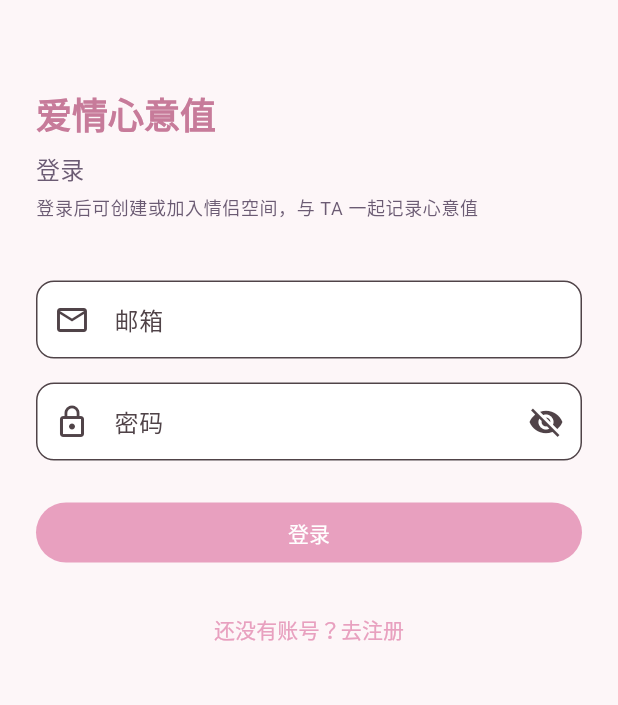
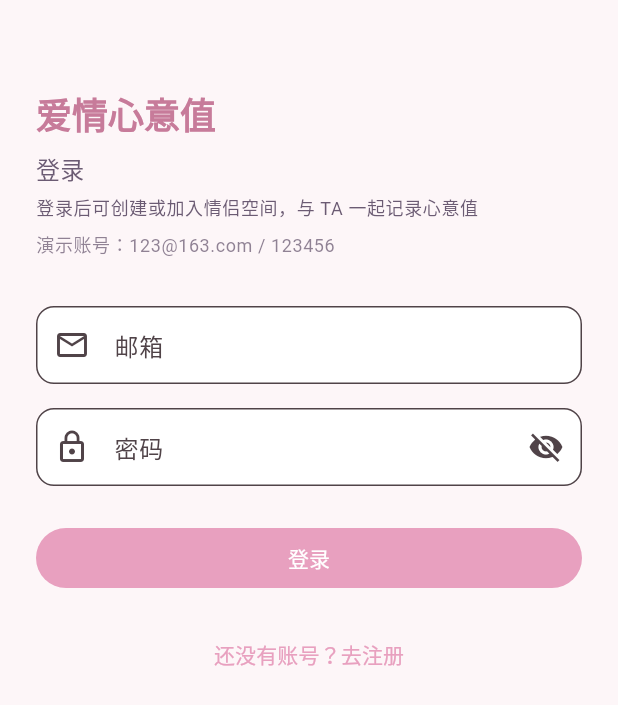
Before and after one commit to runzhiyyds/gaojiaxin, a Flutter app: the LoginScreen screen opened directly, on a phone screen of 412 x 824 dp. Shown: the top 705 px of the screen. Run offline on Flutter 3.47's test engine with Material 3 defaults, Android fonts, the phone set to English and light mode, and no system bars; our stand-ins replace connectivity_plus, dio, firebase_core, firebase_messaging, flutter_local_notifications, go_router and 3 more; missing offline and left inert: apk_sideload, shorebird_code_push; accounts and stored records are empty.

Commit message:
恢复登录页演示账号提示

```diff
--- a/app/lib/features/auth/login_screen.dart
+++ b/app/lib/features/auth/login_screen.dart
@@ -87,6 +87,13 @@ class _LoginScreenState extends State<LoginScreen> {
                         ),
                   ),
                   const SizedBox(height: 8),
+                  Text(
+                    '演示账号：123@163.com / 123456',
+                    style: Theme.of(context).textTheme.bodySmall?.copyWith(
+                          color: AppTheme.secondary.withValues(alpha: 0.75),
+                          fontSize: 12,
+                        ),
+                  ),
                   const SizedBox(height: 32),
                   if (_error != null) ...[
                     Container(
```
Also changed, not shown: 1 other file.
